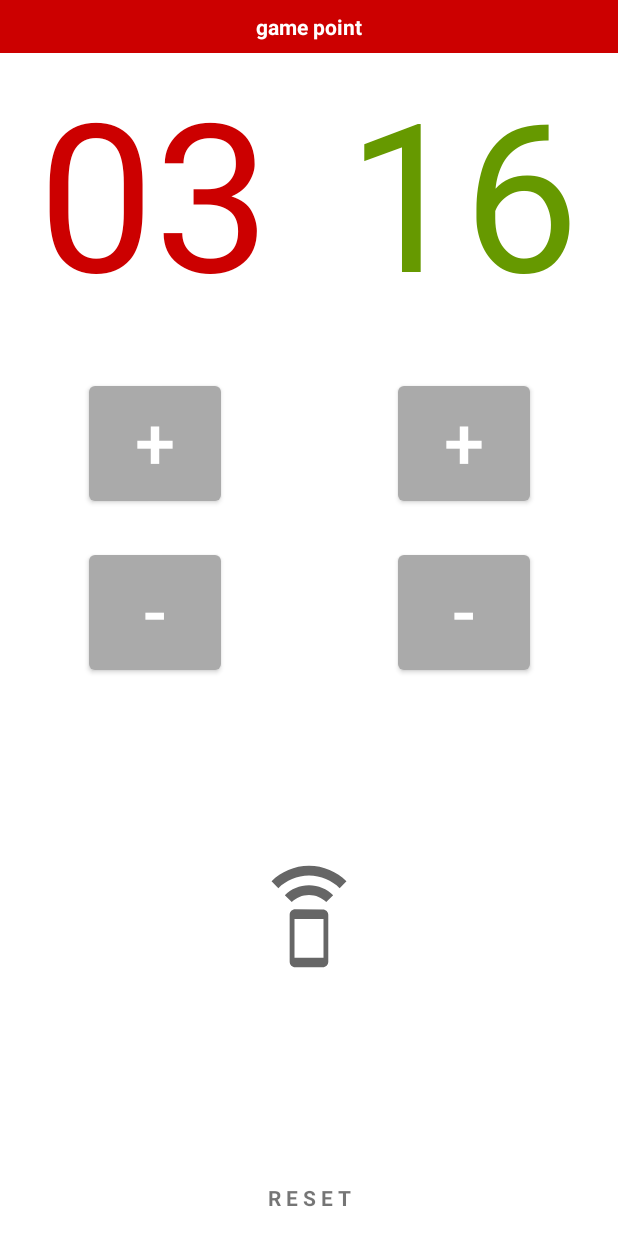
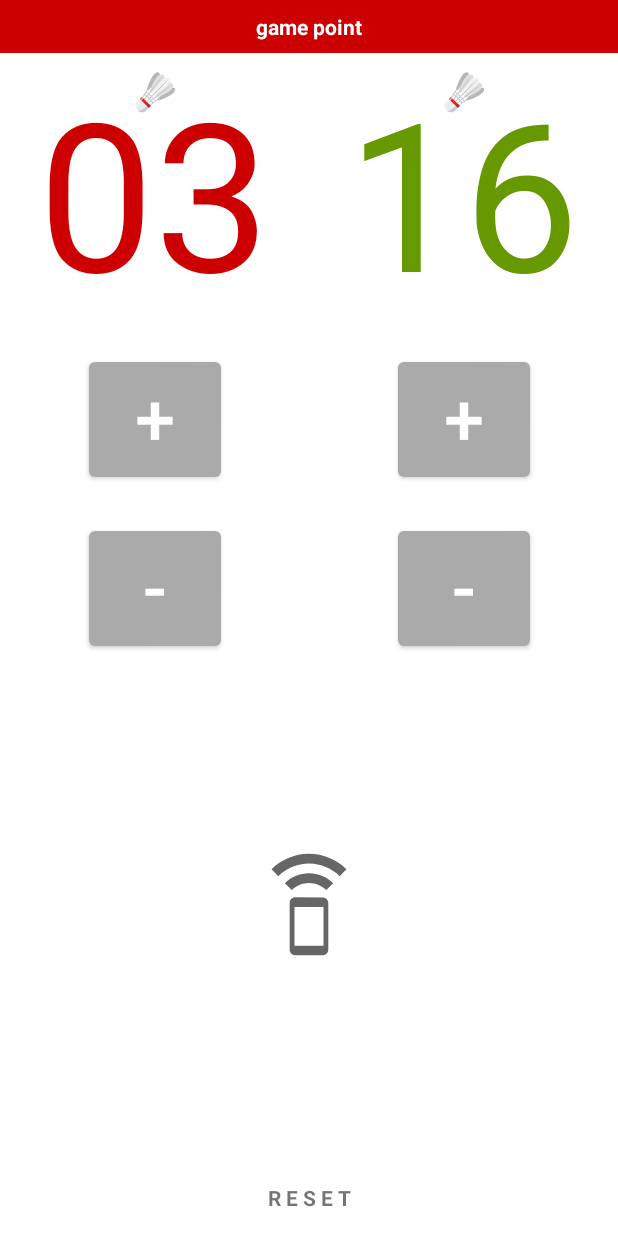
Before and after one commit to hiirsyad/badminton-score, an Android app: the layout activity_main.xml on its own in the app's theme, with its tools: preview values and no code run, on a phone screen of 412 x 824 dp. Run offline under Robolectric (Android 15) with nearby library versions, the phone set to English and light mode, and no system bars.

Commit message:
feat: add icon shuttlecock

```diff
--- a/app/src/main/java/com/lazday/badmintonscore/MainActivity.kt
+++ b/app/src/main/java/com/lazday/badmintonscore/MainActivity.kt
@@ -143,8 +143,15 @@ class MainActivity : AppCompatActivity(), TextToSpeech.OnInitListener {
             )
         }
 
-        binding.textReset.visibility =
-            if (scoreA == 0 && scoreB == 0) View.GONE else View.VISIBLE
+        if (isPlaying) {
+            binding.imgShuttlecockA.visibility = if (isAddedA) View.VISIBLE else View.GONE
+            binding.imgShuttlecockB.visibility = if (isAddedA) View.GONE else View.VISIBLE
+        } else {
+            listOf<View>( binding.imgShuttlecockA, binding.imgShuttlecockB )
+                .forEach { it.visibility = View.GONE }
+        }
+
+        binding.textReset.visibility = if (isPlaying) View.VISIBLE else View.GONE
 
         if (scoreA == 0 && scoreB == 0) {
             isPlaying = false
--- a/app/src/main/res/layout/activity_main.xml
+++ b/app/src/main/res/layout/activity_main.xml
@@ -21,6 +21,7 @@
         app:layout_constraintRight_toRightOf="parent"
         app:layout_constraintTop_toTopOf="parent"
         />
+
     <TextView
         android:id="@+id/text_score_a"
         android:layout_width="0dp"
@@ -33,6 +34,20 @@
         app:layout_constraintRight_toLeftOf="@+id/text_score_b"
         app:layout_constraintTop_toBottomOf="@+id/text_information"
         />
+    <ImageView
+        tools:visibility="visible"
+        android:visibility="gone"
+        android:id="@+id/img_shuttlecock_a"
+        android:layout_width="36dp"
+        android:layout_height="36dp"
+        android:layout_marginTop="8dp"
+        android:src="@drawable/ic_shuttlecock"
+        app:backgroundTint="@android:color/darker_gray"
+        app:layout_constraintLeft_toLeftOf="@+id/text_score_a"
+        app:layout_constraintRight_toRightOf="@+id/text_score_a"
+        app:layout_constraintTop_toBottomOf="@+id/text_information"
+        tools:ignore="HardcodedText" />
+
     <TextView
         android:id="@+id/text_score_b"
         android:layout_width="0dp"
@@ -45,12 +60,25 @@
         app:layout_constraintRight_toRightOf="parent"
         app:layout_constraintTop_toBottomOf="@+id/text_information"
         />
+    <ImageView
+        tools:visibility="visible"
+        android:visibility="gone"
+        android:id="@+id/img_shuttlecock_b"
+        android:layout_width="36dp"
+        android:layout_height="36dp"
+        android:layout_marginTop="8dp"
+        android:src="@drawable/ic_shuttlecock"
+        app:backgroundTint="@android:color/darker_gray"
+        app:layout_constraintLeft_toLeftOf="@+id/text_score_b"
+        app:layout_constraintRight_toRightOf="@+id/text_score_b"
+        app:layout_constraintTop_toBottomOf="@+id/text_information"
+        tools:ignore="HardcodedText" />
 
     <com.google.android.material.button.MaterialButton
         android:id="@+id/btn_plus_a"
         android:layout_width="wrap_content"
         android:layout_height="wrap_content"
-        android:layout_marginTop="32dp"
+        android:layout_marginTop="16dp"
         android:text="+"
         android:textSize="48sp"
         android:paddingBottom="8dp"
@@ -77,7 +105,7 @@
         android:id="@+id/btn_plus_b"
         android:layout_width="wrap_content"
         android:layout_height="wrap_content"
-        android:layout_marginTop="32dp"
+        android:layout_marginTop="16dp"
         android:text="+"
         android:textSize="48sp"
         android:paddingBottom="8dp"
```
Also changed, not shown: app/src/main/res/drawable/ic_shuttlecock.png (added).
